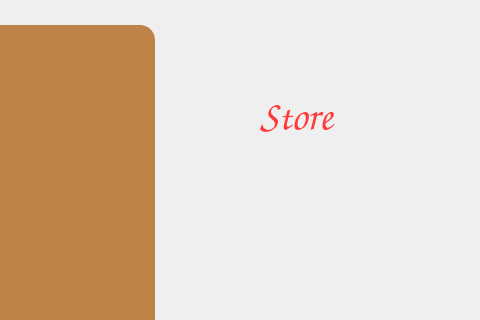
This is StoreWindow.ui in Pouya3/farm-project as Qt 5 draws it before an edit; both pictures show x 170 to 650 and y 0 to 320 of the 650 by 450 pixel window. The edited form follows.
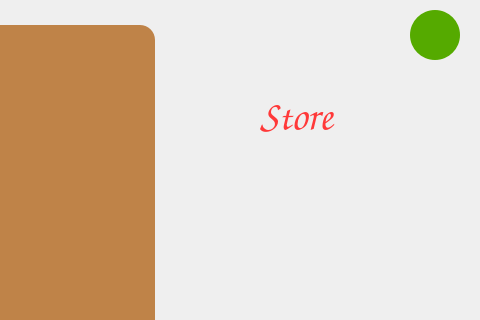
This is the edited form.

Patch:
```diff
--- a/StoreWindow.ui
+++ b/StoreWindow.ui
@@ -422,6 +422,25 @@
     <string/>
    </property>
   </widget>
+  <widget class="QLabel" name="logo_label">
+   <property name="geometry">
+    <rect>
+     <x>580</x>
+     <y>10</y>
+     <width>50</width>
+     <height>50</height>
+    </rect>
+   </property>
+   <property name="styleSheet">
+    <string notr="true">*{
+	background-color: rgb(85, 170, 0);
+border-radius : 25px;
+}</string>
+   </property>
+   <property name="text">
+    <string/>
+   </property>
+  </widget>
  </widget>
  <resources/>
  <connections/>
```
